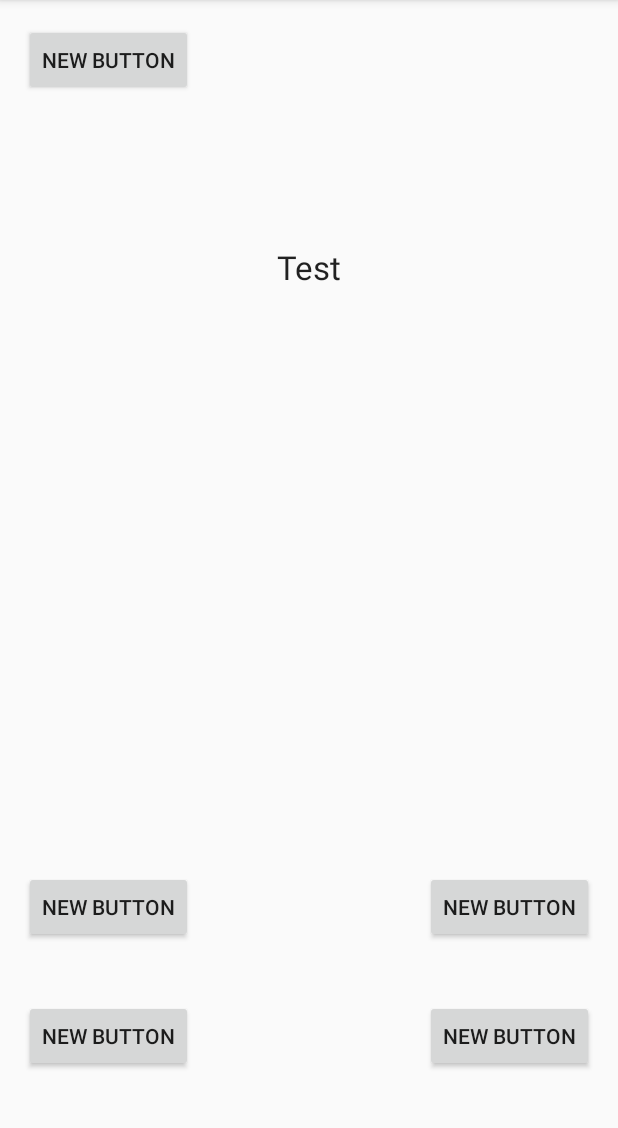
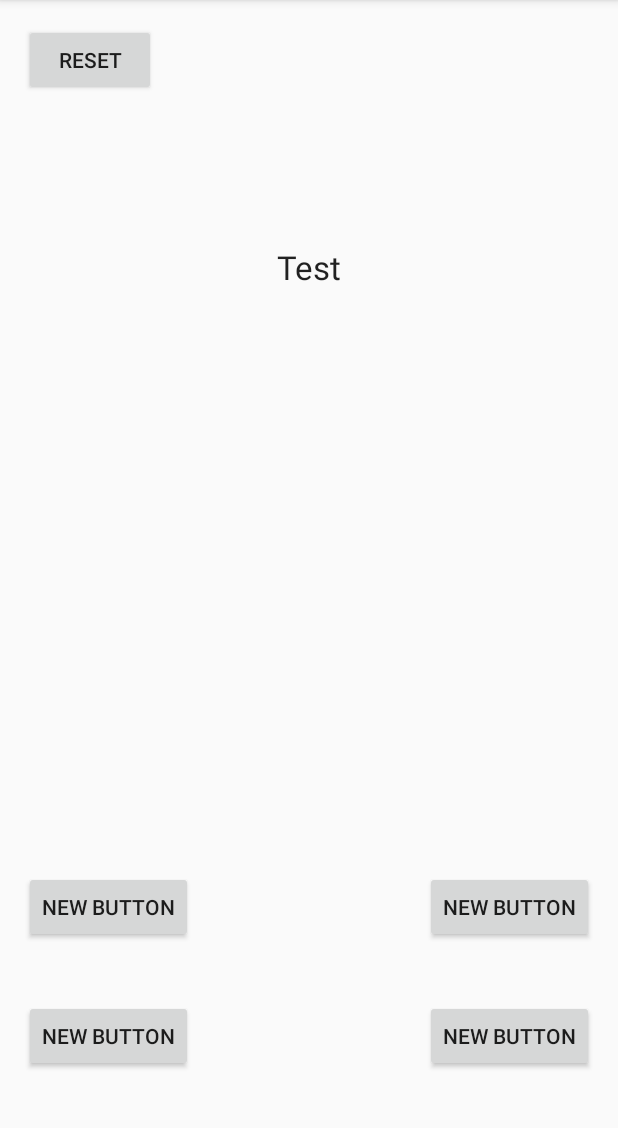
Before and after one commit to SayerWer/AppLern, an Android app: the TstAct screen opened directly, with no data from a screen before it, on a phone screen of 412 x 824 dp, the part 84-1212 px from its top. Run offline under Robolectric (Android 15) with nearby library versions, the phone set to English and light mode, and no system bars.

```diff
--- a/app/src/main/res/layout/activity_tst.xml
+++ b/app/src/main/res/layout/activity_tst.xml
@@ -63,8 +63,8 @@
     <Button
         android:layout_width="wrap_content"
         android:layout_height="wrap_content"
-        android:text="New Button"
-        android:id="@+id/button"
+        android:text="Reset"
+        android:id="@+id/RB"
         android:layout_alignParentTop="true"
         android:layout_alignParentLeft="true"
         android:layout_alignParentStart="true" />
```
Also changed, not shown: app/src/main/java/com/example/werprojects/apptstrmk/TstAct.java (+65 -1 lines), 173 other files.
